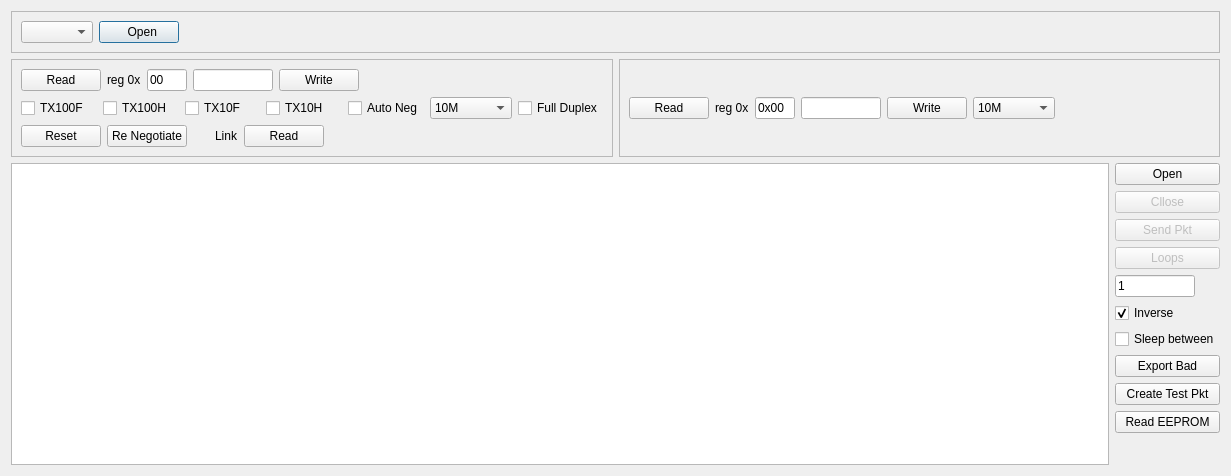
The window that dialog.ui (Grovety/Qt_Test_Verilog_Ethernet) describes before a commit, drawn with Qt 5.
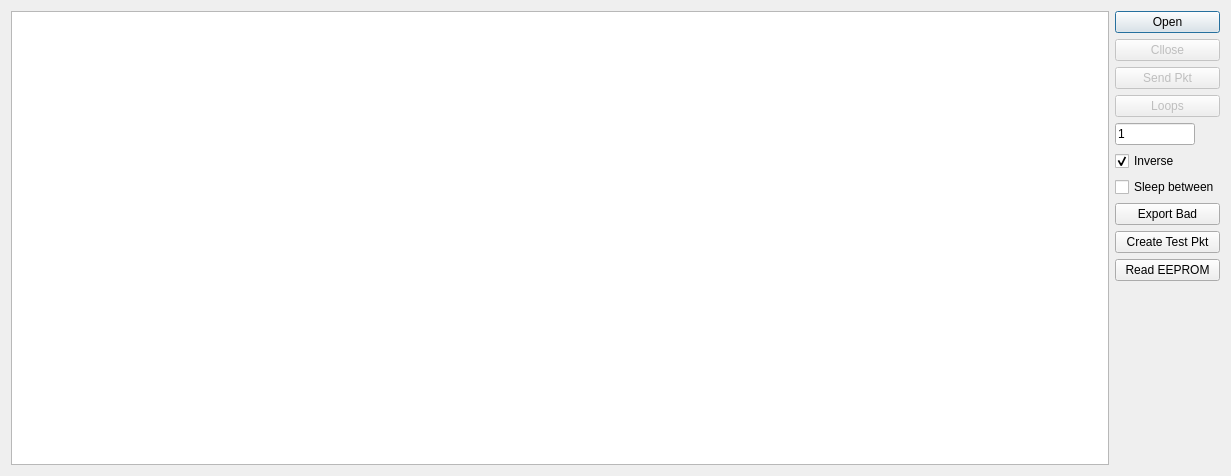
The same window after the commit. Icons and pictures are not drawn.

```diff
--- a/dialog.ui
+++ b/dialog.ui
@@ -14,398 +14,6 @@
    <string>Dialog</string>
   </property>
   <layout class="QVBoxLayout" name="verticalLayout">
-   <item>
-    <widget class="QFrame" name="UART">
-     <property name="frameShape">
-      <enum>QFrame::StyledPanel</enum>
-     </property>
-     <property name="frameShadow">
-      <enum>QFrame::Plain</enum>
-     </property>
-     <layout class="QHBoxLayout" name="horizontalLayout_4">
-      <item>
-       <widget class="QComboBox" name="m_listUARTs"/>
-      </item>
-      <item>
-       <widget class="QPushButton" name="m_btnOpenUART">
-        <property name="sizePolicy">
-         <sizepolicy hsizetype="Fixed" vsizetype="Fixed">
-          <horstretch>0</horstretch>
-          <verstretch>0</verstretch>
-         </sizepolicy>
-        </property>
-        <property name="text">
-         <string>  Open</string>
-        </property>
-        <property name="icon">
-         <iconset resource="icons.qrc">
-          <normaloff>:/new/icons/Icons/LedGray.png</normaloff>:/new/icons/Icons/LedGray.png</iconset>
-        </property>
-       </widget>
-      </item>
-      <item>
-       <spacer name="horizontalSpacer_2">
-        <property name="orientation">
-         <enum>Qt::Horizontal</enum>
-        </property>
-        <property name="sizeHint" stdset="0">
-         <size>
-          <width>40</width>
-          <height>20</height>
-         </size>
-        </property>
-       </spacer>
-      </item>
-     </layout>
-    </widget>
-   </item>
-   <item>
-    <layout class="QHBoxLayout" name="horizontalLayout_5">
-     <item>
-      <widget class="QFrame" name="verticalFrame">
-       <property name="frameShape">
-        <enum>QFrame::StyledPanel</enum>
-       </property>
-       <property name="frameShadow">
-        <enum>QFrame::Sunken</enum>
-       </property>
-       <layout class="QVBoxLayout" name="verticalLayout_5">
-        <item>
-         <layout class="QHBoxLayout" name="horizontalLayout_7">
-          <item>
-           <widget class="QPushButton" name="m_btnReadRegMDIO0">
-            <property name="text">
-             <string>Read</string>
-            </property>
-           </widget>
-          </item>
-          <item>
-           <widget class="QLabel" name="label">
-            <property name="text">
-             <string>reg 0x</string>
-            </property>
-           </widget>
-          </item>
-          <item>
-           <widget class="QLineEdit" name="m_regNrForMDIO0">
-            <property name="sizePolicy">
-             <sizepolicy hsizetype="Fixed" vsizetype="Fixed">
-              <horstretch>0</horstretch>
-              <verstretch>0</verstretch>
-             </sizepolicy>
-            </property>
-            <property name="maximumSize">
-             <size>
-              <width>40</width>
-              <height>16777215</height>
-             </size>
-            </property>
-            <property name="text">
-             <string>00</string>
-            </property>
-           </widget>
-          </item>
-          <item>
-           <widget class="QLineEdit" name="m_regReadDataForMDIO0">
-            <property name="sizePolicy">
-             <sizepolicy hsizetype="Fixed" vsizetype="Fixed">
-              <horstretch>0</horstretch>
-              <verstretch>0</verstretch>
-             </sizepolicy>
-            </property>
-            <property name="maximumSize">
-             <size>
-              <width>80</width>
-              <height>16777215</height>
-             </size>
-            </property>
-            <property name="readOnly">
-             <bool>false</bool>
-            </property>
-           </widget>
-          </item>
-          <item>
-           <widget class="QPushButton" name="m_btnWriteRegMDIO0">
-            <property name="text">
-             <string>Write</string>
-            </property>
-           </widget>
-          </item>
-          <item>
-           <spacer name="horizontalSpacer">
-            <property name="orientation">
-             <enum>Qt::Horizontal</enum>
-            </property>
-            <property name="sizeHint" stdset="0">
-             <size>
-              <width>40</width>
-              <height>20</height>
-             </size>
-            </property>
-           </spacer>
-          </item>
-         </layout>
-        </item>
-        <item>
-         <layout class="QHBoxLayout" name="horizontalLayout_3">
-          <item>
-           <widget class="QCheckBox" name="m_cbTx0_100F">
-            <property name="text">
-             <string>TX100F</string>
-            </property>
-           </widget>
-          </item>
-          <item>
-           <widget class="QCheckBox" name="m_cbTx0_100H">
-            <property name="text">
-             <string>TX100H</string>
-            </property>
-           </widget>
-          </item>
-          <item>
-           <widget class="QCheckBox" name="m_cbTx0_10F">
-            <property name="text">
-             <string>TX10F</string>
-            </property>
-           </widget>
-          </item>
-          <item>
-           <widget class="QCheckBox" name="m_cbTx0_10H">
-            <property name="text">
-             <string>TX10H</string>
-            </property>
-           </widget>
-          </item>
-          <item>
-           <widget class="QCheckBox" name="m_cbAutoNeg_0">
-            <property name="text">
-             <string>Auto Neg</string>
-            </property>
-           </widget>
-          </item>
-          <item>
-           <widget class="QComboBox" name="m_comboSpeed_0">
-            <item>
-             <property name="text">
-              <string>10M</string>
-             </property>
-            </item>
-            <item>
-             <property name="text">
-              <string>100M</string>
-             </property>
-            </item>
-            <item>
-             <property name="text">
-              <string>1G</string>
-             </property>
-            </item>
-            <item>
-             <property name="text">
-              <string>Reserved</string>
-             </property>
-            </item>
-           </widget>
-          </item>
-          <item>
-           <widget class="QCheckBox" name="m_cbFullDuplex_0">
-            <property name="text">
-             <string>Full Duplex</string>
-            </property>
-           </widget>
-          </item>
-         </layout>
-        </item>
-        <item>
-         <layout class="QHBoxLayout" name="horizontalLayout_9">
-          <item>
-           <widget class="QPushButton" name="m_reset_phy_0">
-            <property name="text">
-             <string>Reset</string>
-            </property>
-           </widget>
-          </item>
-          <item>
-           <widget class="QPushButton" name="m_btnReNegotiate0">
-            <property name="text">
-             <string>Re Negotiate</string>
-            </property>
-           </widget>
-          </item>
-          <item>
-           <widget class="QLabel" name="m_ledLink_0">
-            <property name="sizePolicy">
-             <sizepolicy hsizetype="Fixed" vsizetype="Fixed">
-              <horstretch>16</horstretch>
-              <verstretch>16</verstretch>
-             </sizepolicy>
-            </property>
-            <property name="maximumSize">
-             <size>
-              <width>16</width>
-              <height>16</height>
-             </size>
-            </property>
-            <property name="text">
-             <string/>
-            </property>
-            <property name="textFormat">
-             <enum>Qt::AutoText</enum>
-            </property>
-            <property name="pixmap">
-             <pixmap resource="icons.qrc">:/new/icons/Icons/LedGray.png</pixmap>
-            </property>
-            <property name="scaledContents">
-             <bool>true</bool>
-            </property>
-           </widget>
-          </item>
-          <item>
-           <widget class="QLabel" name="label_5">
-            <property name="text">
-             <string>Link</string>
-            </property>
-           </widget>
-          </item>
-          <item>
-           <widget class="QPushButton" name="m_btnUpdateUi_0">
-            <property name="text">
-             <string>Read</string>
-            </property>
-           </widget>
-          </item>
-          <item>
-           <spacer name="horizontalSpacer_6">
-            <property name="orientation">
-             <enum>Qt::Horizontal</enum>
-            </property>
-            <property name="sizeHint" stdset="0">
-             <size>
-              <width>40</width>
-              <height>20</height>
-             </size>
-            </property>
-           </spacer>
-          </item>
-         </layout>
-        </item>
-       </layout>
-      </widget>
-     </item>
-     <item>
-      <widget class="QFrame" name="verticalFrame_2">
-       <property name="frameShape">
-        <enum>QFrame::StyledPanel</enum>
-       </property>
-       <property name="frameShadow">
-        <enum>QFrame::Sunken</enum>
-       </property>
-       <layout class="QVBoxLayout" name="verticalLayout_6">
-        <item>
-         <layout class="QHBoxLayout" name="horizontalLayout_8">
-          <item>
-           <widget class="QPushButton" name="m_btnReadRegMDIO1">
-            <property name="text">
-             <string>Read</string>
-            </property>
-           </widget>
-          </item>
-          <item>
-           <widget class="QLabel" name="label_2">
-            <property name="text">
-             <string>reg 0x</string>
-            </property>
-           </widget>
-          </item>
-          <item>
-           <widget class="QLineEdit" name="m_regNrForMDIO1">
-            <property name="sizePolicy">
-             <sizepolicy hsizetype="Fixed" vsizetype="Fixed">
-              <horstretch>0</horstretch>
-              <verstretch>0</verstretch>
-             </sizepolicy>
-            </property>
-            <property name="maximumSize">
-             <size>
-              <width>40</width>
-              <height>16777215</height>
-             </size>
-            </property>
-            <property name="text">
-             <string>0x00</string>
-            </property>
-           </widget>
-          </item>
-          <item>
-           <widget class="QLineEdit" name="m_regReadDataForMDIO1">
-            <property name="sizePolicy">
-             <sizepolicy hsizetype="Fixed" vsizetype="Fixed">
-              <horstretch>0</horstretch>
-              <verstretch>0</verstretch>
-             </sizepolicy>
-            </property>
-            <property name="maximumSize">
-             <size>
-              <width>80</width>
-              <height>16777215</height>
-             </size>
-            </property>
-            <property name="readOnly">
-             <bool>false</bool>
-            </property>
-           </widget>
-          </item>
-          <item>
-           <widget class="QPushButton" name="m_btnWriteRegMDIO1">
-            <property name="text">
-             <string>Write</string>
-            </property>
-           </widget>
-          </item>
-          <item>
-           <widget class="QComboBox" name="m_comboSpeed_1">
-            <item>
-             <property name="text">
-              <string>10M</string>
-             </property>
-            </item>
-            <item>
-             <property name="text">
-              <string>100M</string>
-             </property>
-            </item>
-            <item>
-             <property name="text">
-              <string>1G</string>
-             </property>
-            </item>
-            <item>
-             <property name="text">
-              <string>Reserved</string>
-             </property>
-            </item>
-           </widget>
-          </item>
-          <item>
-           <spacer name="horizontalSpacer_3">
-            <property name="orientation">
-             <enum>Qt::Horizontal</enum>
-            </property>
-            <property name="sizeHint" stdset="0">
-             <size>
-              <width>40</width>
-              <height>20</height>
-             </size>
-            </property>
-           </spacer>
-          </item>
-         </layout>
-        </item>
-       </layout>
-      </widget>
-     </item>
-    </layout>
-   </item>
    <item>
     <layout class="QHBoxLayout" name="horizontalLayout">
      <item>
```
Left out of the diff: 4 changed lines with no effect on the pictures.
